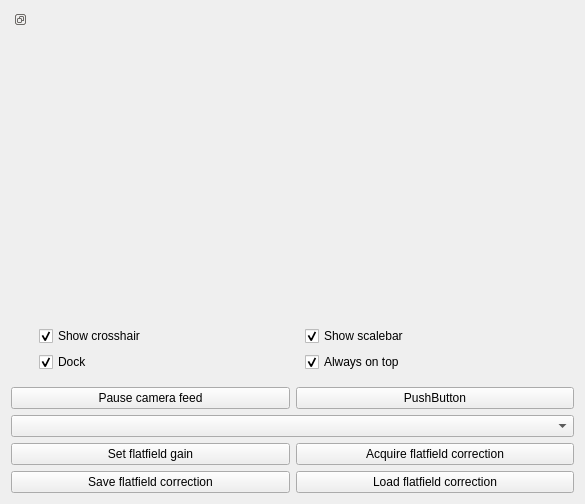
Qt form iris/resources/motion_video/brightfieldcontrol.ui (The-Thomas-Lab-UCL/orm-iris) before a commit.
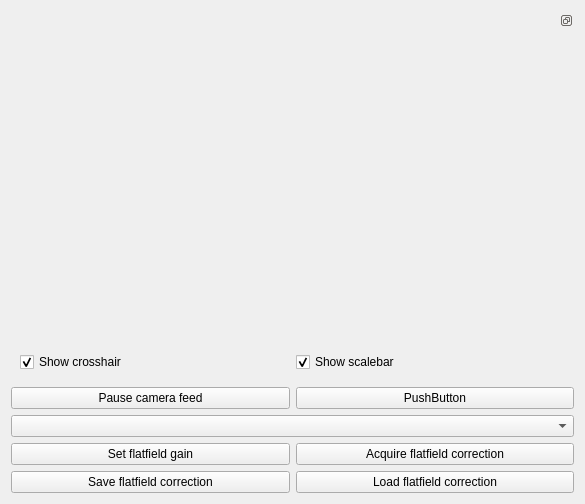
The same form after that commit.

Commit message: Video feed docking support (ui load bugfix)

Patch:
```diff
--- a/iris/resources/motion_video/brightfieldcontrol.ui
+++ b/iris/resources/motion_video/brightfieldcontrol.ui
@@ -25,7 +25,7 @@
      <item>
       <widget class="QDockWidget" name="dock_video">
        <property name="features">
-        <set>QDockWidget::DockWidgetFeature::DockWidgetFloatable|QDockWidget::DockWidgetFeature::DockWidgetMovable|QDockWidget::DockWidgetFeature::DockWidgetVerticalTitleBar</set>
+        <set>QDockWidget::DockWidgetFeature::DockWidgetFloatable|QDockWidget::DockWidgetFeature::DockWidgetMovable</set>
        </property>
        <widget class="QWidget" name="dockWidgetContents">
         <layout class="QVBoxLayout" name="verticalLayout_3">
@@ -65,30 +65,6 @@
              </item>
             </layout>
            </item>
-           <item>
-            <layout class="QHBoxLayout" name="horizontalLayout_8">
-             <item>
-              <widget class="QCheckBox" name="chk_dockvideo">
-               <property name="text">
-                <string>Dock</string>
-               </property>
-               <property name="checked">
-                <bool>true</bool>
-               </property>
-              </widget>
-             </item>
-             <item>
-              <widget class="QCheckBox" name="chk_alwaysOnTop">
-               <property name="text">
-                <string>Always on top</string>
-               </property>
-               <property name="checked">
-                <bool>true</bool>
-               </property>
-              </widget>
-             </item>
-            </layout>
-           </item>
           </layout>
          </item>
         </layout>
```
Left out of the diff: 34 changed lines with no effect on the pictures. The commit also changes 2 other files.
